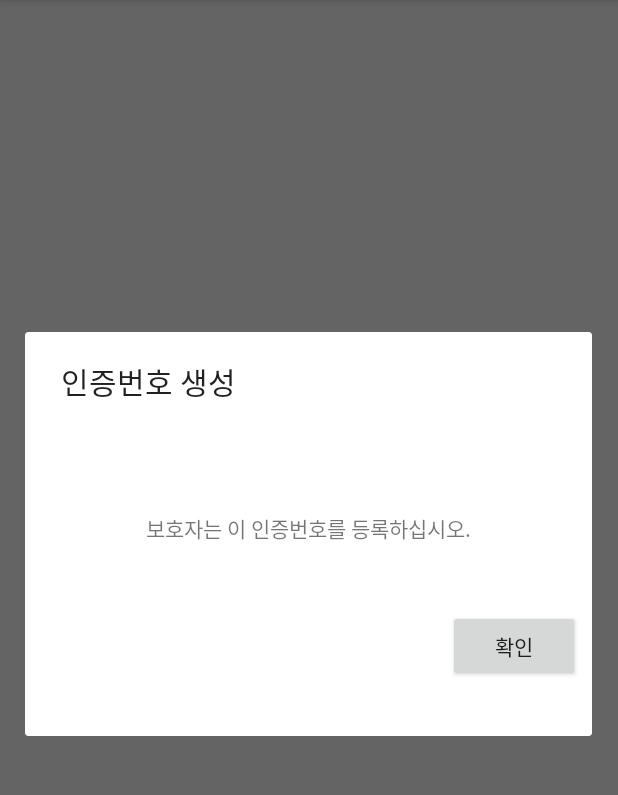
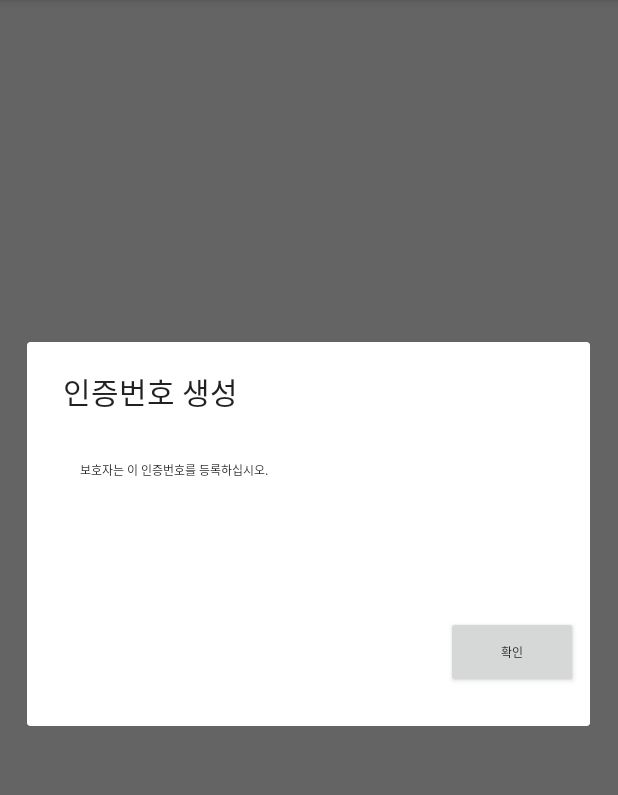
Before and after one commit to jiwonmik/pbl, an Android app: the PlusProtectorActivity screen opened directly, with no data from a screen before it, after a tap on "설정", on a phone screen of 412 x 824 dp, the part 84-879 px from its top. Run offline under Robolectric (Android 15) with nearby library versions, the phone set to English and light mode, and no system bars.

Commit message:
Update alert_popup.xml

```diff
--- a/app/src/main/res/layout/alert_popup.xml
+++ b/app/src/main/res/layout/alert_popup.xml
@@ -9,8 +9,8 @@
         android:layout_height="match_parent">
 
         <ScrollView
-            android:layout_width="378dp"
-            android:layout_height="221dp"
+            android:layout_width="375dp"
+            android:layout_height="208dp"
             android:layout_centerInParent="true">
 
             <LinearLayout
@@ -22,20 +22,49 @@
                 android:layout_marginBottom="@dimen/margin_bottom_16"
                 android:orientation="vertical">
 
+                <LinearLayout
+                    android:layout_width="match_parent"
+                    android:layout_height="wrap_content">
+
+                    <TextView
+                        android:id="@+id/txt_pop"
+                        style="@style/Font_family_light"
+                        android:layout_width="match_parent"
+                        android:layout_height="39dp"
+                        android:layout_marginTop="10dp"
+                        android:layout_weight="1"
+                        android:gravity="center"
+                        android:textSize="@dimen/text_16" />
+
+                    <TextView
+                        android:id="@+id/txt_pop2"
+                        style="@style/Font_family_light"
+                        android:layout_width="match_parent"
+                        android:layout_height="39dp"
+                        android:layout_marginTop="10dp"
+                        android:layout_weight="1"
+                        android:gravity="center"
+                        android:textSize="@dimen/text_16" />
+
+                </LinearLayout>
+
                 <TextView
-                    android:id="@+id/txt_pop"
+                    android:id="@+id/txt_pop3"
+                    style="@style/Font_family_light"
                     android:layout_width="match_parent"
-                    android:layout_height="109dp"
-                    android:layout_marginTop="20dp"
+                    android:layout_height="62dp"
+                    android:layout_marginTop="15dp"
                     android:layout_weight="1"
-                    android:gravity="center" />
+                    android:gravity="center"
+                    android:textSize="@dimen/text_18" />
 
                 <Button
                     android:id="@+id/butSave"
                     android:layout_width="wrap_content"
                     android:layout_height="wrap_content"
                     android:layout_gravity="end"
-                    android:text="확인" />
+                    android:text="확인"
+                    android:textSize="@dimen/text_16" />
 
             </LinearLayout>
         </ScrollView>
```
